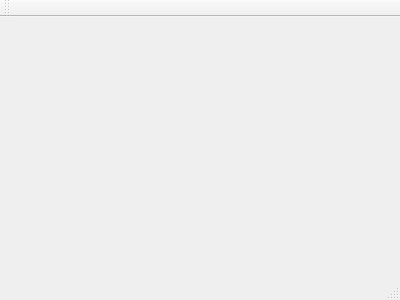
First picture: the form in dailyplan/mainwindow.ui, repository Dietes/Daily-planner, before the edit.
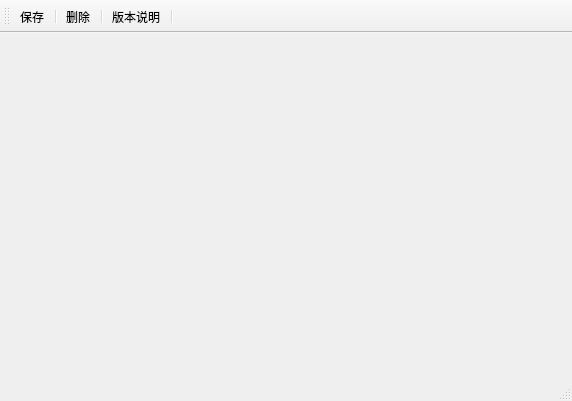
Second picture: the form after the edit.

Diff of the .ui file:
```diff
--- a/dailyplan/mainwindow.ui
+++ b/dailyplan/mainwindow.ui
@@ -1,24 +1,69 @@
 <ui version="4.0">
  <class>MainWindow</class>
- <widget class="QMainWindow" name="MainWindow" >
-  <property name="geometry" >
+ <widget class="QMainWindow" name="MainWindow">
+  <property name="geometry">
    <rect>
     <x>0</x>
     <y>0</y>
-    <width>400</width>
-    <height>300</height>
+    <width>572</width>
+    <height>401</height>
    </rect>
   </property>
   <property name="windowTitle" >
    <string>MainWindow</string>
   </property>
-  <widget class="QMenuBar" name="menuBar" />
-  <widget class="QToolBar" name="mainToolBar" />
-  <widget class="QWidget" name="centralWidget" />
-  <widget class="QStatusBar" name="statusBar" />
+  <widget class="QWidget" name="centralWidget"/>
+  <widget class="QMenuBar" name="menuBar">
+   <property name="geometry">
+    <rect>
+     <x>0</x>
+     <y>0</y>
+     <width>572</width>
+     <height>26</height>
+    </rect>
+   </property>
+  </widget>
+  <widget class="QToolBar" name="mainToolBar">
+   <attribute name="toolBarArea">
+    <enum>TopToolBarArea</enum>
+   </attribute>
+   <attribute name="toolBarBreak">
+    <bool>false</bool>
+   </attribute>
+   <addaction name="action_save"/>
+   <addaction name="separator"/>
+   <addaction name="action_del"/>
+   <addaction name="separator"/>
+   <addaction name="action_edi"/>
+   <addaction name="separator"/>
+  </widget>
+  <widget class="QStatusBar" name="statusBar"/>
+  <action name="action_save">
+   <property name="text">
+    <string>保存</string>
+   </property>
+   <property name="toolTip">
+    <string>保存</string>
+   </property>
+  </action>
+  <action name="action_del">
+   <property name="text">
+    <string>删除</string>
+   </property>
+   <property name="toolTip">
+    <string>删除</string>
+   </property>
+  </action>
+  <action name="action_edi">
+   <property name="text">
+    <string>版本说明</string>
+   </property>
+   <property name="toolTip">
+    <string>版本说明</string>
+   </property>
+  </action>
  </widget>
- <layoutDefault spacing="6" margin="11" />
- <pixmapfunction></pixmapfunction>
+ <layoutdefault spacing="6" margin="11"/>
  <resources/>
  <connections/>
 </ui>
```
Left out of the diff: 3 changed lines with no effect on the pictures.
